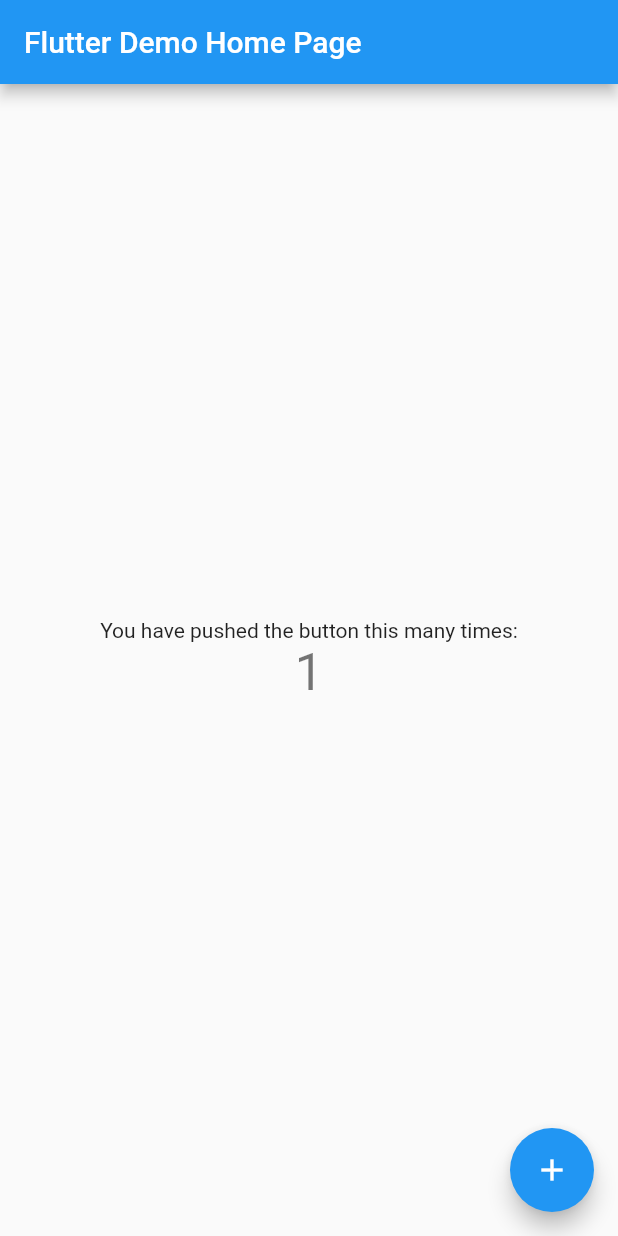
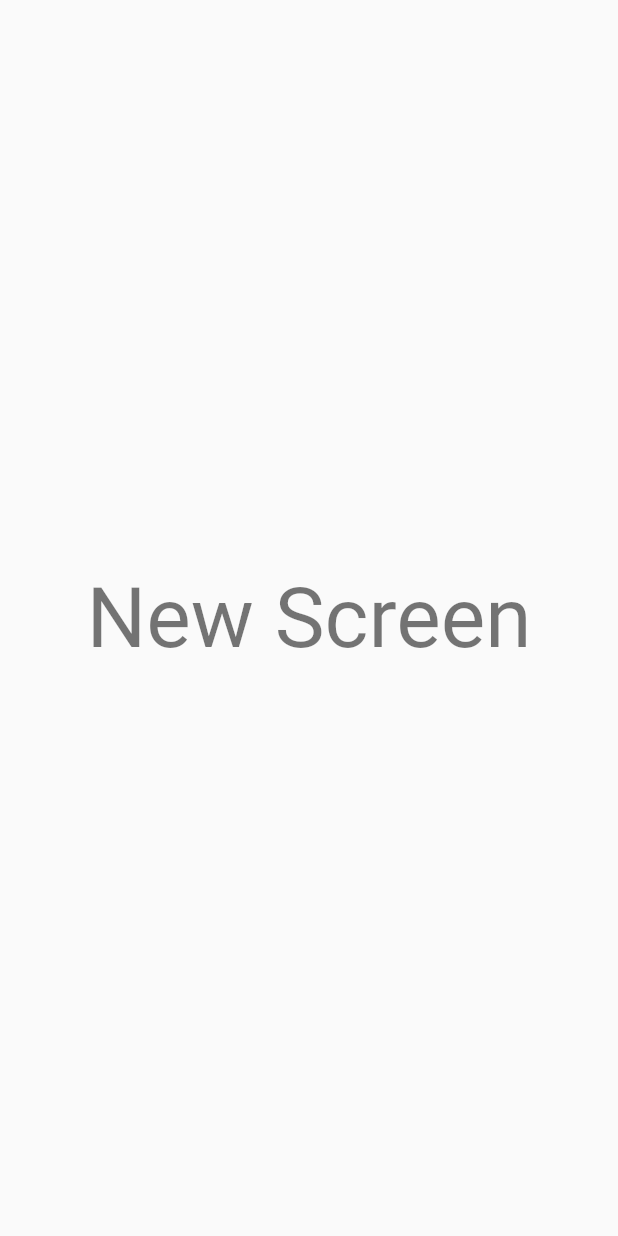
Before and after one commit to NAV0101/android_module, a Flutter app: the screen it shows after launch, after a tap on the "add" icon, on a phone screen of 412 x 824 dp. Run offline on Flutter 3.47's test engine with Material 2 defaults, Android fonts, the phone set to English and light mode, and no system bars.

Commit message:
added second screen

```diff
--- a/lib/main.dart
+++ b/lib/main.dart
@@ -56,6 +56,9 @@ class _MyHomePageState extends State<MyHomePage> {
       // called again, and so nothing would appear to happen.
       _counter++;
     });
+
+    Navigator.push(
+        context, MaterialPageRoute(builder: (context) => const SecondScreen()));
   }
 
   @override
@@ -110,3 +113,21 @@ class _MyHomePageState extends State<MyHomePage> {
     );
   }
 }
+
+class SecondScreen extends StatefulWidget {
+  const SecondScreen({Key? key}) : super(key: key);
+
+  @override
+  State<SecondScreen> createState() => _SecondScreenState();
+}
+
+class _SecondScreenState extends State<SecondScreen> {
+  @override
+  Widget build(BuildContext context) {
+    return Scaffold(
+      body: Center(
+        child: Text('New Screen',style: Theme.of(context).textTheme.headline2),
+      ),
+    );
+  }
+}
```
